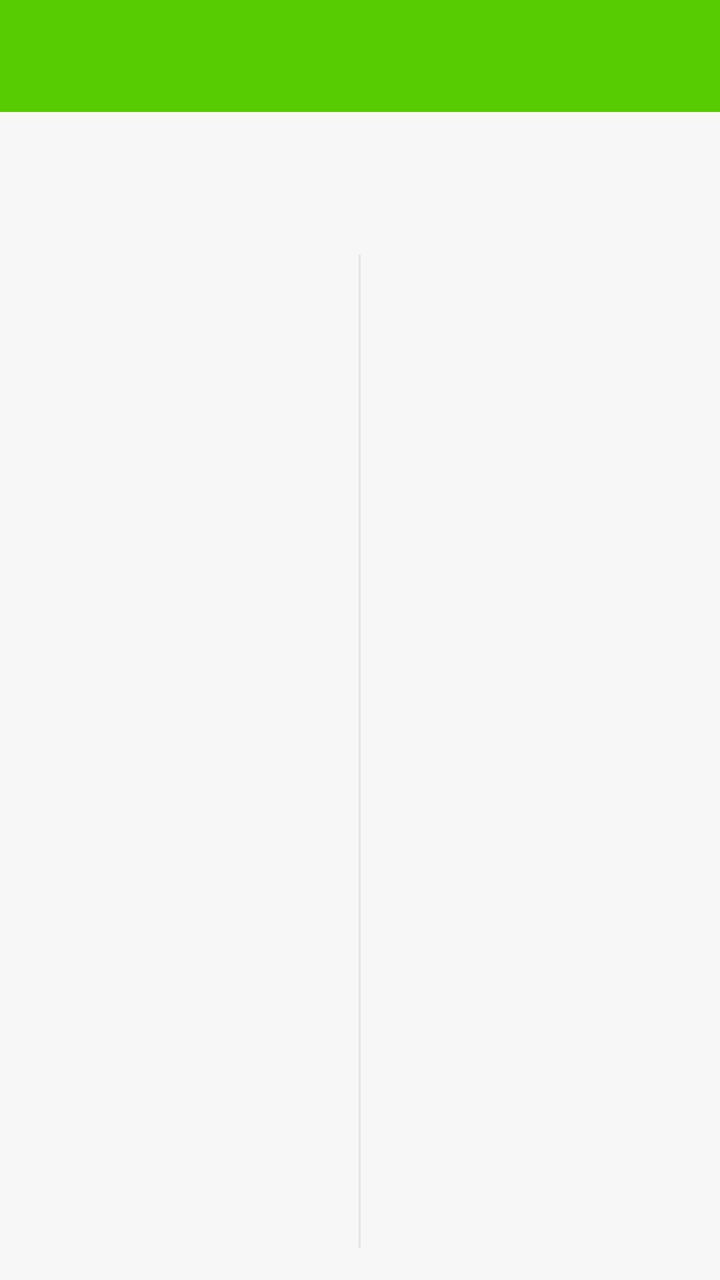
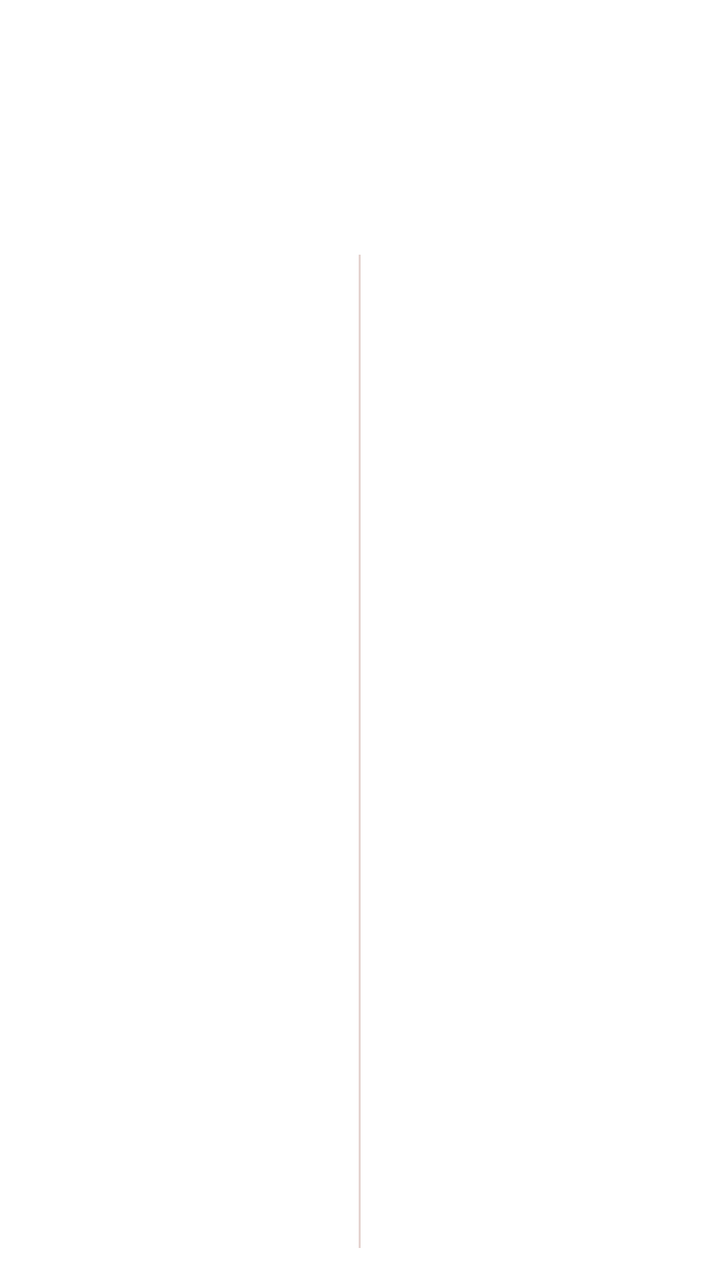

An Android layout rendered at two revisions. The XML below is the earlier revision; the diff shows what the commit changed to produce the second picture.
<!-- AndroidManifest.xml: application theme Theme.NihongoBeginner -->
<!-- res/layout/activity_matching.xml -->
<?xml version="1.0" encoding="utf-8"?>
<LinearLayout xmlns:android="http://schemas.android.com/apk/res/android"
    xmlns:app="http://schemas.android.com/apk/res-auto"
    xmlns:tools="http://schemas.android.com/tools"
    android:layout_width="match_parent"
    android:layout_height="match_parent"
    android:background="@color/surface"
    android:orientation="vertical">

    <com.google.android.material.appbar.MaterialToolbar
        android:id="@+id/toolbar"
        android:layout_width="match_parent"
        android:layout_height="?actionBarSize"
        android:background="@color/colorPrimary"
        app:titleTextColor="@android:color/white" />

    <LinearLayout
        android:layout_width="match_parent"
        android:layout_height="0dp"
        android:layout_weight="1"
        android:orientation="vertical"
        android:padding="16dp">

        <TextView
            android:id="@+id/tvMatchScore"
            android:layout_width="match_parent"
            android:layout_height="wrap_content"
            android:gravity="center"
            android:layout_marginBottom="4dp"
            android:textColor="@color/colorPrimaryDark"
            android:textSize="16sp"
            android:textStyle="bold" />

        <TextView
            android:id="@+id/tvMatchInstructions"
            android:layout_width="match_parent"
            android:layout_height="wrap_content"
            android:gravity="center"
            android:layout_marginBottom="12dp"
            android:textColor="@color/onSurfaceMuted"
            android:textSize="13sp" />

        <LinearLayout
            android:layout_width="match_parent"
            android:layout_height="0dp"
            android:layout_weight="1"
            android:orientation="horizontal">

            <androidx.recyclerview.widget.RecyclerView
                android:id="@+id/rvMatchLeft"
                android:layout_width="0dp"
                android:layout_height="match_parent"
                android:layout_weight="1" />

            <View
                android:layout_width="1dp"
                android:layout_height="match_parent"
                android:background="@color/dividerSoft" />

            <androidx.recyclerview.widget.RecyclerView
                android:id="@+id/rvMatchRight"
                android:layout_width="0dp"
                android:layout_height="match_parent"
                android:layout_weight="1" />

        </LinearLayout>

    </LinearLayout>

    <LinearLayout
        android:id="@+id/layoutMatchComplete"
        android:layout_width="match_parent"
        android:layout_height="match_parent"
        android:gravity="center"
        android:orientation="vertical"
        android:padding="32dp"
        android:visibility="gone">

        <TextView
            android:id="@+id/tvMatchResult"
            android:layout_width="match_parent"
            android:layout_height="wrap_content"
            android:gravity="center"
            android:layout_marginBottom="16dp"
            android:textSize="20sp" />

        <TextView
            android:id="@+id/tvMatchTime"
            android:layout_width="match_parent"
            android:layout_height="wrap_content"
            android:gravity="center"
            android:layout_marginBottom="24dp"
            android:textColor="@color/onSurfaceMuted"
            android:textSize="16sp" />

        <Button
            android:id="@+id/btnMatchAgain"
            android:layout_width="match_parent"
            android:layout_height="wrap_content"
            android:layout_marginBottom="8dp"
            android:text="שחק שוב" />

        <Button
            android:id="@+id/btnMatchBack"
            style="@style/App.Button.Outlined"
            android:layout_width="match_parent"
            android:layout_height="wrap_content"
            android:text="חזור לשיעור" />

    </LinearLayout>

</LinearLayout>
<!-- resources referenced by this layout -->
<resources>
  <color name="colorPrimary">#58CC02</color>
  <color name="colorPrimaryDark">#46A302</color>
  <color name="dividerSoft">#E5E5E5</color>
  <color name="onSurfaceMuted">#777777</color>
  <color name="surface">#F7F7F7</color>
  <style name="App.Button.Outlined" parent="Widget.MaterialComponents.Button.OutlinedButton">
          <item name="cornerRadius">18dp</item>
          <item name="android:minHeight">52dp</item>
          <item name="android:textAllCaps">false</item>
          <item name="android:textStyle">bold</item>
          <item name="strokeColor">@color/dividerSoft</item>
          <item name="strokeWidth">2dp</item>
          <item name="backgroundTint">@color/white</item>
          <item name="android:textColor">@color/onSurface</item>
      </style>
  <style name="Theme.NihongoBeginner" parent="Theme.MaterialComponents.DayNight.DarkActionBar">
          <item name="colorPrimary">@color/colorPrimary</item>
          <item name="colorPrimaryVariant">@color/colorPrimaryVariant</item>
          <item name="colorOnPrimary">@color/colorOnPrimary</item>
          <item name="colorSecondary">@color/colorSecondary</item>
          <item name="colorOnSecondary">@color/colorOnSecondary</item>
          <item name="android:colorBackground">@color/background</item>
          <item name="colorSurface">@color/surface</item>
          <item name="colorOnSurface">@color/onSurface</item>
          <item name="materialButtonStyle">@style/App.Button</item>
          <item name="windowActionBar">false</item>
          <item name="windowNoTitle">true</item>
          <item name="android:windowSoftInputMode">adjustResize</item>
      </style>
  <color name="white">#FFFFFF</color>
  <color name="onSurface">#3C3C3C</color>
  <color name="colorPrimaryVariant">#89E219</color>
  <color name="colorOnPrimary">#FFFFFF</color>
  <color name="colorSecondary">#1CB0F6</color>
  <color name="colorOnSecondary">#FFFFFF</color>
  <color name="background">#F7F7F7</color>
  <style name="App.Button" parent="Widget.MaterialComponents.Button">
          <item name="cornerRadius">18dp</item>
          <item name="android:minHeight">52dp</item>
          <item name="android:textAllCaps">false</item>
          <item name="android:textStyle">bold</item>
          <item name="backgroundTint">@color/colorPrimary</item>
          <item name="android:textColor">@color/white</item>
      </style>
</resources>

<!-- the commit's change to res/layout/activity_matching.xml (unified diff, before → after) -->
@@ -11,8 +11,9 @@
         android:id="@+id/toolbar"
         android:layout_width="match_parent"
         android:layout_height="?actionBarSize"
-        android:background="@color/colorPrimary"
-        app:titleTextColor="@android:color/white" />
+        android:background="@color/white"
+        app:navigationIconTint="@color/colorPrimary"
+        app:titleTextColor="@color/colorPrimary" />
 
     <LinearLayout
         android:layout_width="match_parent"
<!-- resource entries referenced after the edit -->
@@ -1,17 +1,17 @@
 <!-- resources referenced by this layout -->
 <resources>
-  <color name="colorPrimary">#58CC02</color>
-  <color name="colorPrimaryDark">#46A302</color>
-  <color name="dividerSoft">#E5E5E5</color>
-  <color name="onSurfaceMuted">#777777</color>
-  <color name="surface">#F7F7F7</color>
+  <color name="colorPrimary">#AA2906</color>
+  <color name="colorPrimaryDark">#7E1E04</color>
+  <color name="dividerSoft">#E4D3CF</color>
+  <color name="onSurfaceMuted">#4C4C4C</color>
+  <color name="surface">#FFFFFF</color>
   <style name="App.Button.Outlined" parent="Widget.MaterialComponents.Button.OutlinedButton">
-          <item name="cornerRadius">18dp</item>
+          <item name="cornerRadius">5dp</item>
           <item name="android:minHeight">52dp</item>
           <item name="android:textAllCaps">false</item>
           <item name="android:textStyle">bold</item>
-          <item name="strokeColor">@color/dividerSoft</item>
-          <item name="strokeWidth">2dp</item>
+          <item name="strokeColor">@color/black</item>
+          <item name="strokeWidth">1dp</item>
           <item name="backgroundTint">@color/white</item>
           <item name="android:textColor">@color/onSurface</item>
       </style>
@@ -29,20 +29,23 @@
           <item name="windowNoTitle">true</item>
           <item name="android:windowSoftInputMode">adjustResize</item>
       </style>
+  <color name="black">#000000</color>
   <color name="white">#FFFFFF</color>
-  <color name="onSurface">#3C3C3C</color>
-  <color name="colorPrimaryVariant">#89E219</color>
+  <color name="onSurface">#000000</color>
+  <color name="colorPrimaryVariant">#B62007</color>
   <color name="colorOnPrimary">#FFFFFF</color>
-  <color name="colorSecondary">#1CB0F6</color>
+  <color name="colorSecondary">#000000</color>
   <color name="colorOnSecondary">#FFFFFF</color>
-  <color name="background">#F7F7F7</color>
+  <color name="background">#FFFFFF</color>
   <style name="App.Button" parent="Widget.MaterialComponents.Button">
-          <item name="cornerRadius">18dp</item>
+          <item name="cornerRadius">5dp</item>
           <item name="android:minHeight">52dp</item>
           <item name="android:textAllCaps">false</item>
           <item name="android:textStyle">bold</item>
           <item name="backgroundTint">@color/colorPrimary</item>
           <item name="android:textColor">@color/white</item>
+          <item name="strokeColor">@color/black</item>
+          <item name="strokeWidth">1dp</item>
       </style>
 </resources>
 
